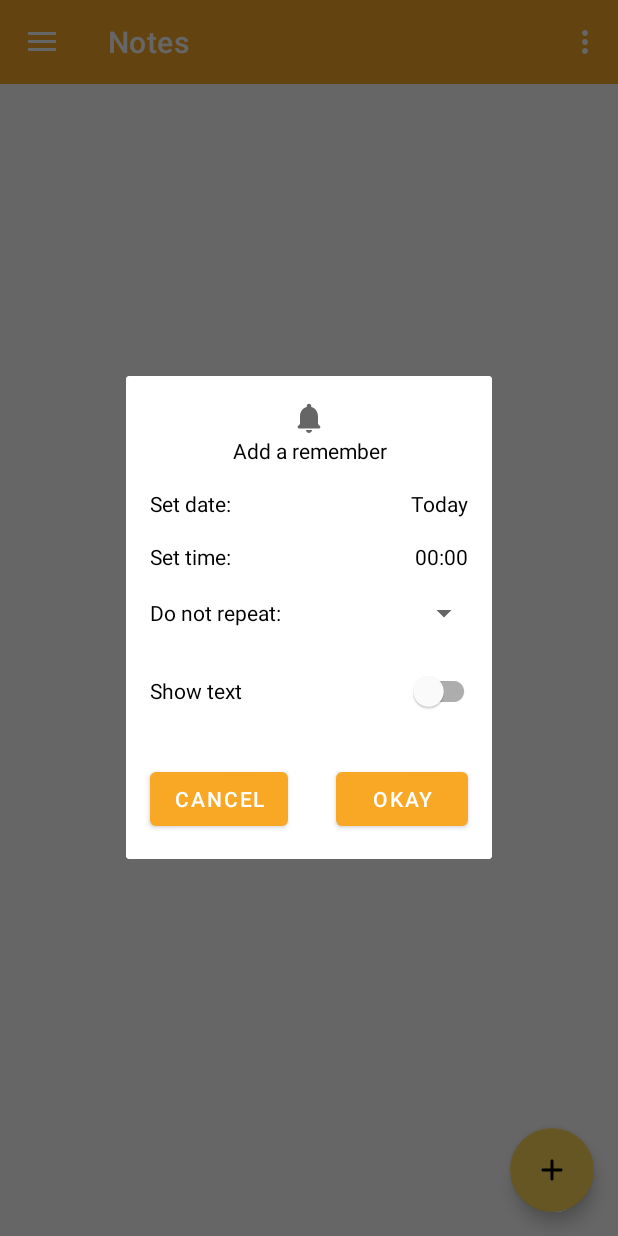
After one commit to kabasonic/notepad, an Android app: the fragment ReminderDialogFragment placed in its activity, on a phone screen of 412 x 824 dp. The commit adds this screen. Run offline under Robolectric (Android 15) with nearby library versions, the phone set to English and light mode, and no system bars; our stand-ins replace navigation-ui.

Commit message:
Added time picker, date picker. Need to fix NPR on date pick and time pick. Fix spinner adapter.

```diff
--- /dev/null
+++ b/app/src/main/java/com/kabasonic/notepad/ui/reminder/DataTimeDate.java
@@ -0,0 +1,9 @@
+package com.kabasonic.notepad.ui.reminder;
+
+public interface DataTimeDate {
+
+    void time(int hour, int minute);
+
+    void date(int year, int month, int day);
+
+}
--- /dev/null
+++ b/app/src/main/java/com/kabasonic/notepad/ui/reminder/ReminderDialogFragment.java
@@ -0,0 +1,148 @@
+package com.kabasonic.notepad.ui.reminder;
+
+import android.annotation.SuppressLint;
+import android.app.DatePickerDialog;
+import android.app.TimePickerDialog;
+import android.content.Context;
+import android.os.Bundle;
+import android.util.Log;
+import android.view.LayoutInflater;
+import android.view.View;
+import android.view.ViewGroup;
+import android.widget.AdapterView;
+import android.widget.ArrayAdapter;
+import android.widget.DatePicker;
+import android.widget.Spinner;
+import android.widget.SpinnerAdapter;
+import android.widget.TextView;
+import android.widget.TimePicker;
+
+import androidx.annotation.NonNull;
+import androidx.annotation.Nullable;
+import androidx.fragment.app.DialogFragment;
+import androidx.fragment.app.FragmentManager;
+
+import com.google.android.material.button.MaterialButton;
+import com.google.android.material.switchmaterial.SwitchMaterial;
+import com.kabasonic.notepad.R;
+
+public class ReminderDialogFragment extends DialogFragment implements View.OnClickListener, DataTimeDate{
+
+
+
+    Context context;
+
+    boolean stateSwitch = false;
+
+    TextView dateReminder, timeReminder;
+    Spinner spinnerReminder;
+    SwitchMaterial switchReminder;
+    MaterialButton btOkayReminder, btCancelReminder;
+    private FragmentManager fm;
+
+    public ReminderDialogFragment() {
+
+    }
+
+    public static ReminderDialogFragment newInstance() {
+        ReminderDialogFragment reminderDialogFragment = new ReminderDialogFragment();
+        return reminderDialogFragment;
+    }
+
+    @Override
+    public void onAttach(@NonNull Context context) {
+        this.context = context;
+        super.onAttach(context);
+    }
+
+    @Nullable
+    @Override
+    public View onCreateView(@NonNull LayoutInflater inflater, @Nullable ViewGroup container, @Nullable Bundle savedInstanceState) {
+        return inflater.inflate(R.layout.dialog_remembering_note, container);
+    }
+
+    @Override
+    public void onViewCreated(View view, @Nullable Bundle savedInstanceState) {
+        super.onViewCreated(view, savedInstanceState);
+
+        //String[] dataSpinner = context.getResources().getStringArray(R.array.data_spinner);
+        String[] dataSpinner = {"Show", "Don't show"};
+
+        // Get field from view
+        fm = getActivity().getSupportFragmentManager();
+
+        dateReminder = (TextView) view.findViewById(R.id.day_reminder);
+        timeReminder = (TextView) view.findViewById(R.id.time_reminder);
+        spinnerReminder = (Spinner) view.findViewById(R.id.spinner_reminder);
+        switchReminder = (SwitchMaterial) view.findViewById(R.id.set_switch_reminder);
+        btOkayReminder = (MaterialButton) view.findViewById(R.id.bt_okay_reminder);
+        btCancelReminder = (MaterialButton) view.findViewById(R.id.bt_cancel_reminder);
+
+        dateReminder.setOnClickListener(this);
+        timeReminder.setOnClickListener(this);
+        switchReminder.setOnClickListener(this);
+        btOkayReminder.setOnClickListener(this);
+        btCancelReminder.setOnClickListener(this);
+
+//        ArrayAdapter<String> adapter = new ArrayAdapter<String>(getContext(),R.layout.dialog_remembering_note,R.id.spinner_reminder,dataSpinner);
+//        adapter.setDropDownViewResource(R.layout.dialog_remembering_note);
+//        spinnerReminder.setAdapter(adapter);
+//        spinnerReminder.setOnItemSelectedListener(new AdapterView.OnItemSelectedListener() {
+//            @Override
+//            public void onItemSelected(AdapterView<?> parent, View view, int position, long id) {
+//                Log.i("Spinner","Click on element in spinner");
+//            }
+//
+//            @Override
+//            public void onNothingSelected(AdapterView<?> parent) {
+//                Log.i("Spinner", "Spinner nothing selected");
+//            }
+//        });
+    }
+
+    @SuppressLint("NonConstantResourceId")
+    @Override
+    public void onClick(View v) {
+        switch (v.getId()) {
+            case R.id.day_reminder:
+                Log.i("onClick", "is Day");
+                DialogFragment datePicker = new DatePickerDialogFragment();
+                datePicker.show(fm, "date_picker");
+                break;
+            case R.id.time_reminder:
+                Log.i("onClick", "is Time");
+                DialogFragment timePicker = new TimePickerDialogFragment();
+                timePicker.show(fm, "time_picker");
+                break;
+            case R.id.set_switch_reminder:
+                Log.i("onClick", "is Switch");
+                this.stateSwitch = switchReminder.isChecked();
+                break;
+            case R.id.bt_okay_reminder:
+                Log.i("onClick", "is Okay");
+                getDialog().dismiss();
+
+                break;
+            case R.id.bt_cancel_reminder:
+                Log.i("onClick", "is Cancel");
+                getDialog().dismiss();
+                break;
+        }
+    }
+
+
+    @Override
+    public void time(int hour, int minute) {
+        Log.i("onTimeSet", "Hour is: " + String.valueOf(hour));
+        Log.i("onTimeSet", "Minute is: " + String.valueOf(minute));
+        timeReminder.setText(hour + ":" + minute);
+    }
+
+    @Override
+    public void date(int year, int month, int day) {
+        Log.i("onDateSet","Day is: " + String.valueOf(day));
+        Log.i("onDateSet","Month is: " + String.valueOf(month));
+        Log.i("onDateSet","Year is: " + String.valueOf(year));
+        dateReminder.setText(day + "." + month + "." + year);
+    }
+}
--- a/app/src/main/res/layout/dialog_remembering_note.xml
+++ b/app/src/main/res/layout/dialog_remembering_note.xml
@@ -1,24 +1,30 @@
 <?xml version="1.0" encoding="utf-8"?>
-<LinearLayout
+<androidx.cardview.widget.CardView
     xmlns:android="http://schemas.android.com/apk/res/android"
     xmlns:app="http://schemas.android.com/apk/res-auto"
-    android:layout_width="match_parent"
-    android:layout_height="match_parent"
+    android:layout_width="wrap_content"
+    android:layout_height="wrap_content"
+    android:layout_gravity="center">
+
+<LinearLayout
+
+    android:layout_width="wrap_content"
+    android:layout_height="wrap_content"
     android:orientation="vertical">
 
     <ImageView
-        android:layout_width="wrap_content"
+        android:layout_width="match_parent"
         android:layout_height="wrap_content"
         app:srcCompat="@drawable/ic_round_notifications_24"
         android:layout_gravity="center"
         android:layout_marginTop="16dp"/>
 
     <TextView
-        android:layout_width="wrap_content"
+        android:layout_width="match_parent"
         android:layout_height="wrap_content"
         android:text="@string/add_a_remember"
         android:textColor="@color/black"
-        android:layout_gravity="center"
+        android:gravity="center"
         android:layout_marginBottom="8dp"/>
 
     <LinearLayout
@@ -46,7 +52,8 @@
             android:layout_marginRight="16dp"
             android:layout_marginBottom="8dp"
             android:layout_marginTop="8dp"
-            android:layout_marginEnd="16dp" />
+            android:layout_marginEnd="16dp"
+            android:onClick="onClick"/>
 
     </LinearLayout>
 
@@ -77,6 +84,7 @@
             android:layout_marginBottom="8dp"
             android:layout_marginTop="8dp"
             android:layout_marginEnd="16dp"
+            android:onClick="onClick"
             />
 
     </LinearLayout>
@@ -98,11 +106,13 @@
             android:layout_marginTop="8dp"
             android:layout_marginStart="16dp" />
 
+
+
         <Spinner
             android:id="@+id/spinner_reminder"
             android:layout_width="wrap_content"
             android:layout_height="wrap_content"
-            android:layout_margin="8dp" >
+            android:layout_margin="8dp">
         </Spinner>
 
 
@@ -131,25 +141,31 @@
             android:layout_width="wrap_content"
             android:layout_height="wrap_content"
             android:checked="false"
+            android:onClick="onClick"
             android:layout_margin="8dp"/>
     </LinearLayout>
 
 
 
-    <!--  <LinearLayout
+      <LinearLayout
           android:layout_width="match_parent"
           android:layout_height="wrap_content"
           android:gravity="center"
           android:orientation="horizontal">
           <com.google.android.material.button.MaterialButton
+              android:id="@+id/bt_cancel_reminder"
               android:layout_width="wrap_content"
               android:layout_height="wrap_content"
               android:text="Cancel"
-              android:layout_margin="8dp"/>
+              android:onClick="onClick"
+              android:layout_margin="16dp"/>
           <com.google.android.material.button.MaterialButton
+              android:id="@+id/bt_okay_reminder"
               android:layout_width="wrap_content"
               android:layout_height="wrap_content"
               android:text="Okay"
-              android:layout_margin="8dp"/>
-      </LinearLayout>-->
+              android:onClick="onClick"
+              android:layout_margin="16dp"/>
+      </LinearLayout>
 </LinearLayout>
+    </androidx.cardview.widget.CardView>
--- a/app/src/main/res/values/strings.xml
+++ b/app/src/main/res/values/strings.xml
@@ -33,4 +33,8 @@
     <string name="do_not_repeat">Do not repeat:</string>
     <string name="show_text">Show text:</string>
     <string name="set_time">Set time:</string>
+    <array name="data_spinner">
+        <item>Show</item>
+        <item>Dont show</item>
+    </array>
 </resources>
```
Also changed, not shown: app/src/main/java/com/kabasonic/notepad/ui/NoteFragment.java (+54 -56 lines), app/src/main/java/com/kabasonic/notepad/ui/reminder/DatePickerDialogFragment.java (added, +41 -0 lines), app/src/main/java/com/kabasonic/notepad/ui/reminder/TimePickerDialogFragment.java (added, +39 -0 lines).
